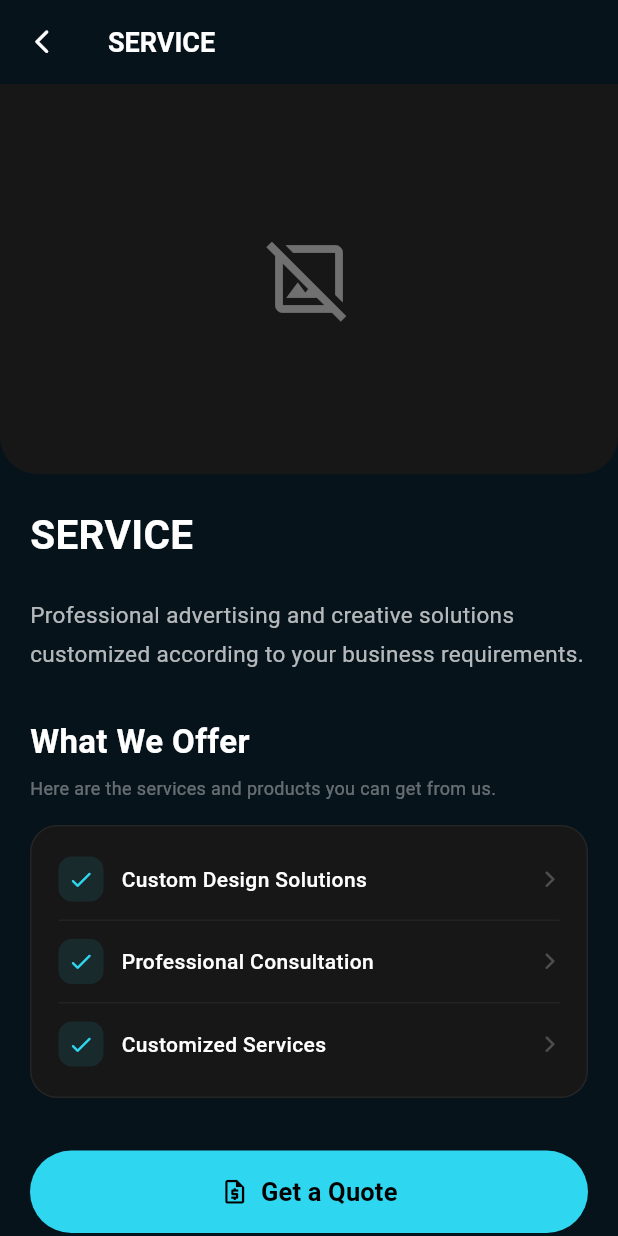
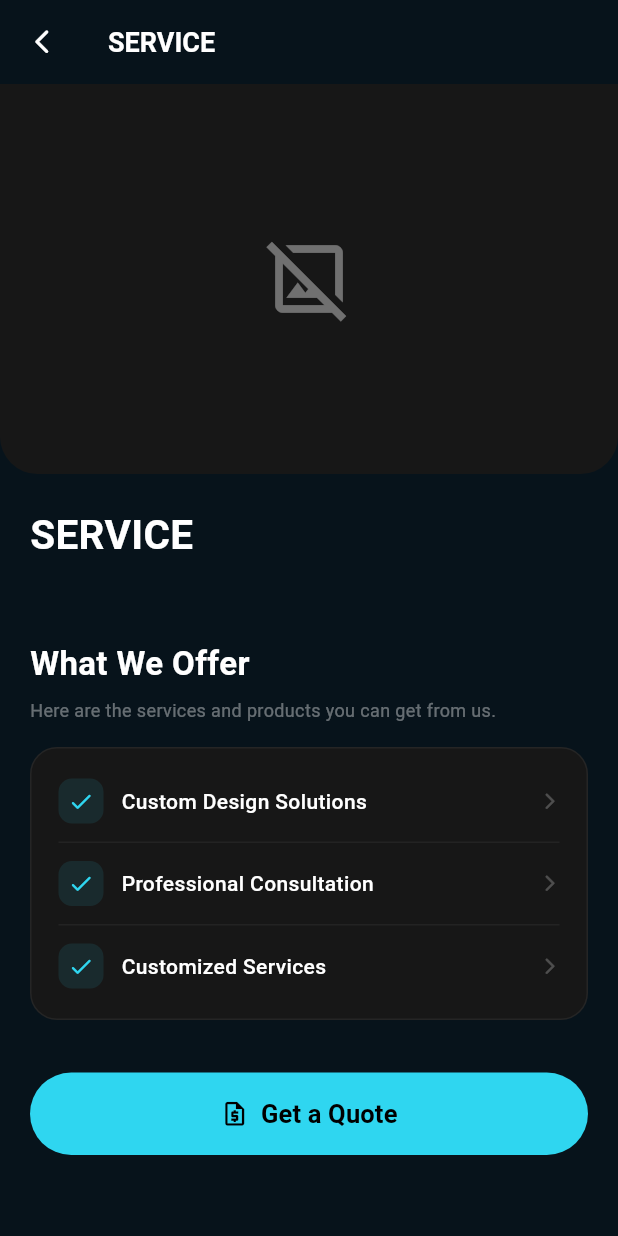
Before and after one commit to abdullahboss-art/AlrmunAdvertising, a Flutter app: the ServiceDetail screen opened directly with empty values, on a phone screen of 412 x 824 dp. Run offline on Flutter 3.47's test engine with Material 3 defaults, Android fonts, the phone set to English and light mode, and no system bars; our stand-ins replace cloud_firestore, firebase_auth, firebase_core, font_awesome_flutter, google_fonts, google_sign_in; accounts and stored records are empty.

Commit message:
Merge and update Alrman Advertising

```diff
--- a/lib/User/ServiceDetail.dart
+++ b/lib/User/ServiceDetail.dart
@@ -34,50 +34,6 @@ class ServiceDetail extends StatelessWidget {
   // SERVICE DESCRIPTION
   // ============================================================
 
-  String getDescription(String title) {
-    final String cleanTitle = _cleanTitle(title);
-
-    switch (cleanTitle) {
-      // ========================================================
-      // 1. GRAPHIC & WEB DESIGN
-      // ========================================================
-
-      case "GRAPHIC & WEB DESIGN":
-
-
-      // ========================================================
-      // 2. ANIMATION & MEDIA PRODUCTION
-      // ========================================================
-
-      case "ANIMATION & MEDIA PRODUCTION":
-
-
-      // ========================================================
-      // 3. 3D SIGN SOLUTIONS & FABRICATION
-      // ========================================================
-
-      case "3D SIGN SOLUTIONS & FABRICATION":
-
-
-      case "DIGITAL & OFFSET PRINTING":
-
-
-      case "LARGE FORMAT PRINTING":
-
-
-      case "SIGNAGE PRODUCTION & INSTALLATION":
-
-
-      case "PROMOTIONAL GIFTS PRINTING":
-
-
-      case "EVENTS & EXHIBITION STAND DESIGN":
-
-
-      default:
-        return "Professional advertising and creative solutions customized according to your business requirements.";
-    }
-  }
 
   // ============================================================
   // SERVICE OFFERS
@@ -274,7 +230,7 @@ class ServiceDetail extends StatelessWidget {
 
     final String subtitle = service['subtitle'] ?? '';
 
-    final String description = getDescription(title);
+    // final String description = getDescription(title);
 
     final List<String> offers = getOffers(title);
 
@@ -408,15 +364,15 @@ class ServiceDetail extends StatelessWidget {
                   // DESCRIPTION
                   // =================================================
 
-                  Text(
-                    description,
+                  // Text(
+                  //   description,
 
-                    style: const TextStyle(
-                      color: Colors.white70,
-                      fontSize: 15,
-                      height: 1.7,
-                    ),
-                  ),
+                  //   style: const TextStyle(
+                  //     color: Colors.white70,
+                  //     fontSize: 15,
+                  //     height: 1.7,
+                  //   ),
+                  // ),
 
                   const SizedBox(height: 30),
 
```
Also changed, not shown: lib/User/Estimated.dart (+2 -125 lines), lib/User/contactwiget.dart (+25 -13 lines), lib/User/estimate_form.dart (+21 -0 lines), 1 other file.
